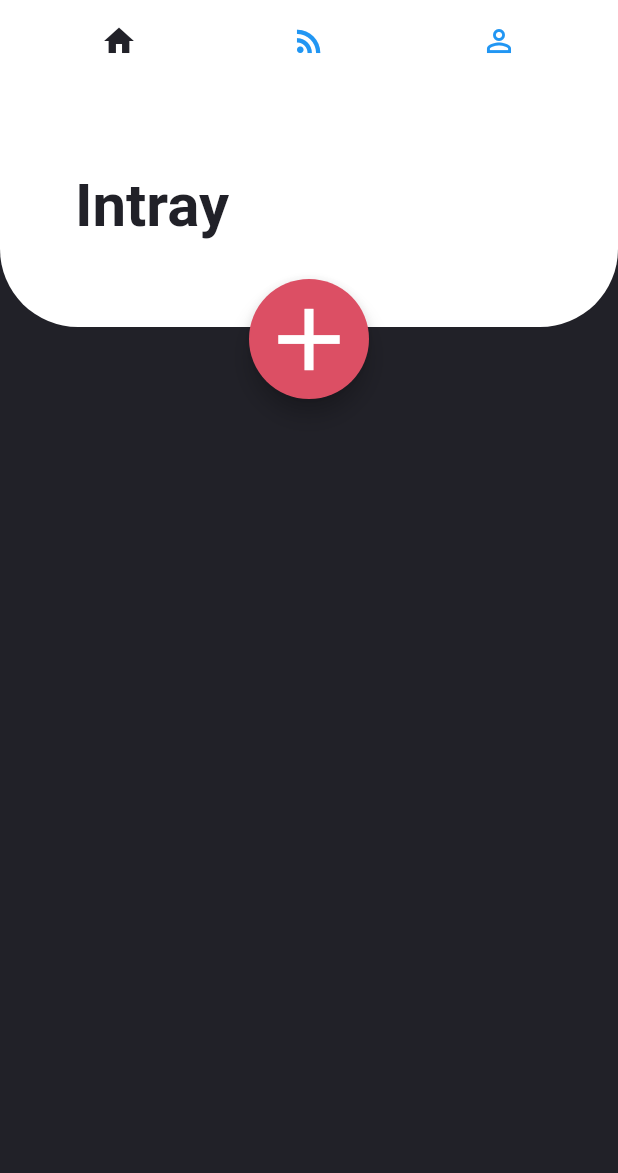
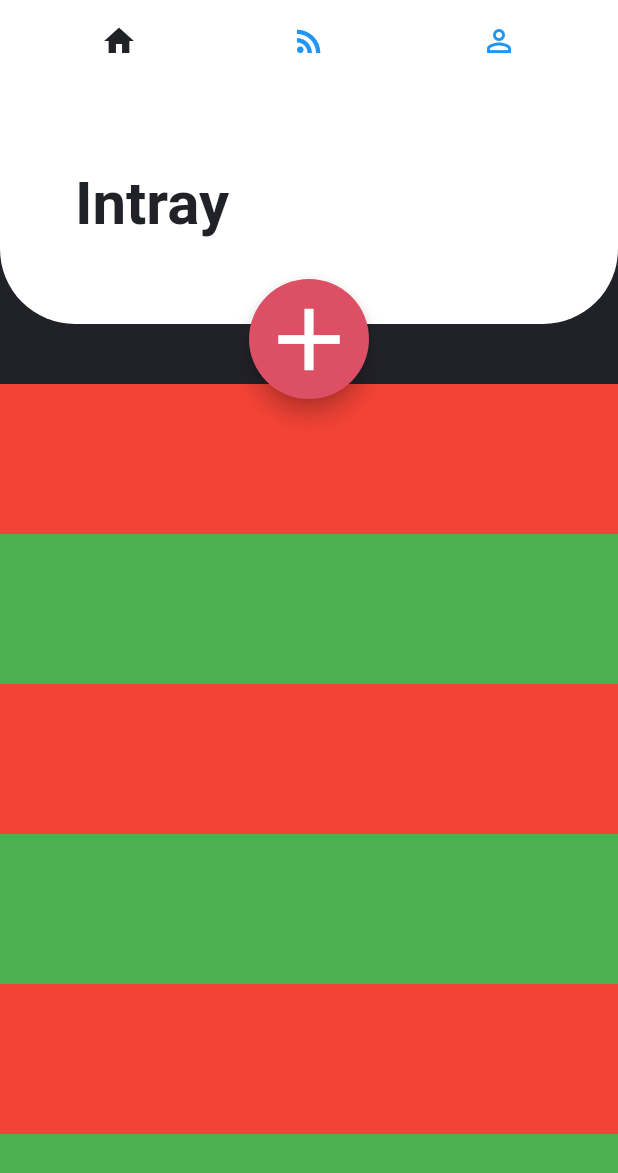
Before and after one commit to crstnmac/Ftask, a Flutter app: the screen it shows after launch, on a phone screen of 412 x 824 dp. Shown: the top 1173 px of the screen. Run offline on Flutter 3.47's test engine with Material 2 defaults, Android fonts, the phone set to English and light mode, and no system bars; Roboto replaces fonts that are missing (Avanir).

```diff
--- /dev/null
+++ b/lib/UI/Intray/intrayPage.dart
@@ -0,0 +1,60 @@
+import 'package:flutter/material.dart';
+import 'package:ftask/models/global.dart';
+
+
+class IntrayPage extends StatefulWidget {
+
+  @override
+  _IntrayPageState createState() => _IntrayPageState();
+}
+
+class _IntrayPageState extends State<IntrayPage> {
+  @override
+  Widget build(BuildContext context) {
+    return Container(
+      color: darkGreyColor,
+      child: ListView(
+        padding: EdgeInsets.only(top: 200),
+        children: getList(),
+      ),
+    );
+  }
+
+  List<Widget> getList(){
+    return [
+      Container(
+        height: 100,
+        color: Colors.red,
+      ),
+      Container(
+        height: 100,
+        color: Colors.green,
+      ),
+      Container(
+        height: 100,
+        color: Colors.red,
+      ),
+      Container(
+        height: 100,
+        color: Colors.green,
+      ),
+      Container(
+        height: 100,
+        color: Colors.red,
+      ),
+      Container(
+        height: 100,
+        color: Colors.green,
+      ),
+      Container(
+        height: 100,
+        color: Colors.red,
+      ),
+      Container(
+        height: 100,
+        color: Colors.green,
+      ),
+
+    ];
+  }
+}
--- a/lib/main.dart
+++ b/lib/main.dart
@@ -1,5 +1,6 @@
 import 'package:flutter/cupertino.dart';
 import 'package:flutter/material.dart';
+import 'package:ftask/UI/Intray/intrayPage.dart';
 import 'package:ftask/models/global.dart';
 
 void main() => runApp(MyApp());
@@ -39,9 +40,7 @@ class _MyHomePageState extends State<MyHomePage> {
             body: Stack(children: <Widget>[
               TabBarView(
                 children: [
-                  new Container(
-                    color: darkGreyColor,
-                  ),
+                  IntrayPage(),
                   new Container(
                     color: Colors.orange,
                   ),
@@ -52,11 +51,11 @@ class _MyHomePageState extends State<MyHomePage> {
               ),
               Container(
                 padding: EdgeInsets.only(left: 50),
-                height: 162,
+                height: 160,
                 decoration: BoxDecoration(
                   borderRadius: BorderRadius.only(
-                    bottomLeft: Radius.circular(52),
-                    bottomRight: Radius.circular(52),
+                    bottomLeft: Radius.circular(50),
+                    bottomRight: Radius.circular(50),
                   ),
                   color: Colors.white,
                 ),
@@ -74,10 +73,14 @@ class _MyHomePageState extends State<MyHomePage> {
               Container(
                 height: 80,
                 width: 80,
-                margin: EdgeInsets.only(top: 130,left: MediaQuery.of(context).size.width*0.5-40.0),
+                margin: EdgeInsets.only(
+                    top: 130,
+                    left: MediaQuery.of(context).size.width * 0.5 - 40.0),
                 child: FloatingActionButton(
-
-                  child:  Icon(Icons.add, size: 70.0,),
+                  child: Icon(
+                    Icons.add,
+                    size: 70.0,
+                  ),
                   backgroundColor: buttonRedColor,
                   onPressed: () {},
                 ),
--- /dev/null
+++ b/lib/models/task.dart
@@ -0,0 +1,3 @@
+class Task{
+
+}
```
